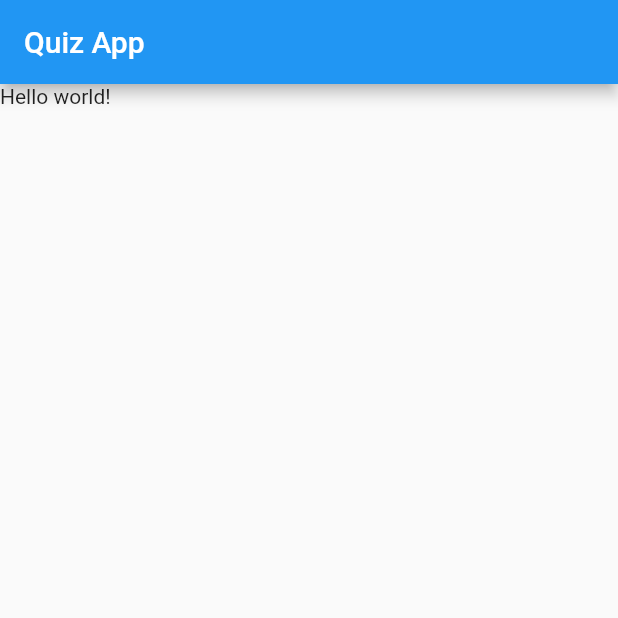
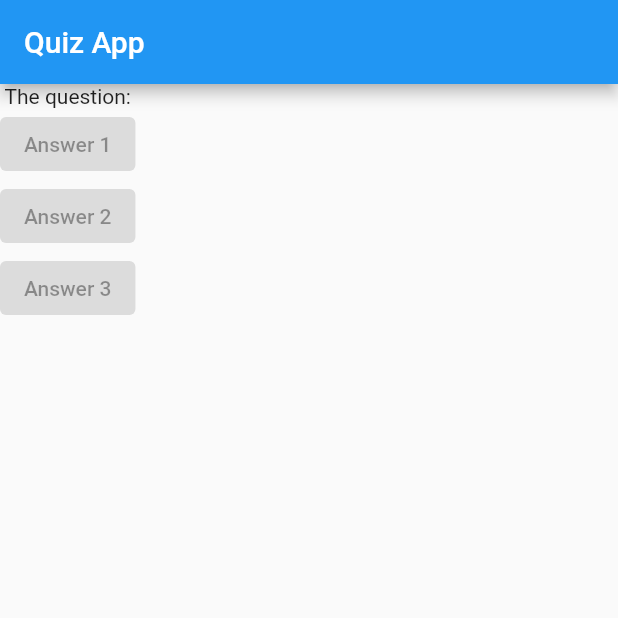
Before and after one commit to iamyuu/flutter_quiz, a Flutter app: the screen it shows after launch, on a phone screen of 412 x 824 dp, the top half of it. Run offline on Flutter 3.47's test engine with Material 2 defaults, Android fonts, the phone set to English and light mode, and no system bars.

Commit message:
add button question

```diff
--- a/lib/main.dart
+++ b/lib/main.dart
@@ -1,5 +1,4 @@
 import 'package:flutter/material.dart';
-
 
 void main() => runApp(const App());
 
@@ -9,12 +8,33 @@ class App extends StatelessWidget {
 
   @override
   Widget build(BuildContext context) {
+    // var questions = [
+    //   "What's your favorite color?",
+    //   "What's your favorite animal?",
+    // ];
+
     return MaterialApp(
       home: Scaffold(
         appBar: AppBar(
           title: const Text('Quiz App'),
         ),
-        body: const Text('Hello world!'),
+        body: Column(
+          children: const [
+            Text('The question:'),
+            ElevatedButton(
+              child: Text('Answer 1'),
+              onPressed: null,
+            ),
+            ElevatedButton(
+              child: Text('Answer 2'),
+              onPressed: null,
+            ),
+            ElevatedButton(
+              child: Text('Answer 3'),
+              onPressed: null,
+            ),
+          ],
+        ),
       ),
     );
   }
```
